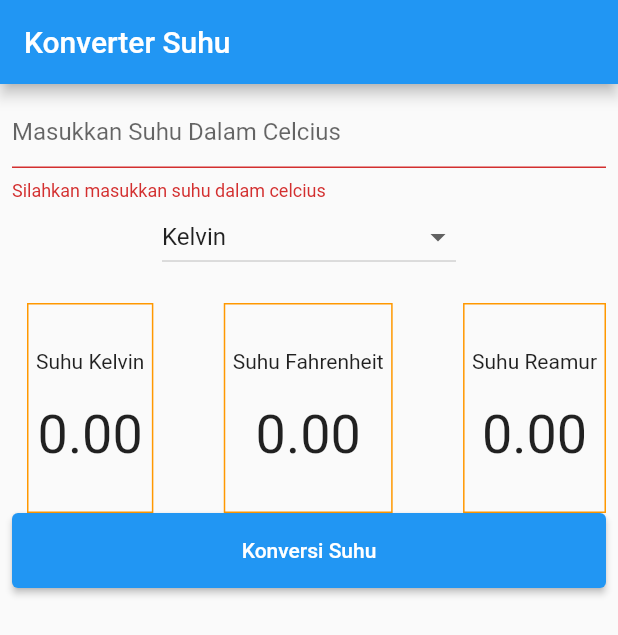
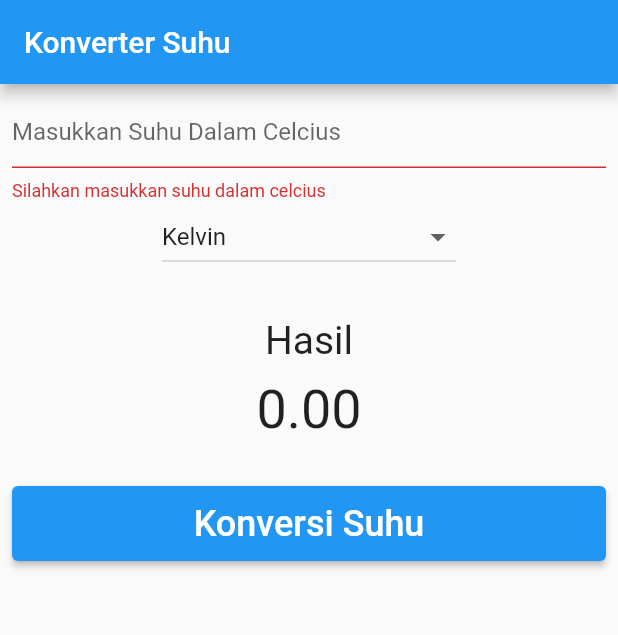
Before and after one commit to Almasyriqi/konversi_suhu_v2, a Flutter app: the screen it shows after launch, after a tap on "Konversi Suhu", on a phone screen of 412 x 824 dp. Shown: the top 635 px of the screen. Run offline on Flutter 3.47's test engine with Material 2 defaults, Android fonts, the phone set to English and light mode, and no system bars.

Commit message:
mengubah fungsi perhitungan suhu

```diff
--- a/lib/main.dart
+++ b/lib/main.dart
@@ -20,20 +20,54 @@ class _MyAppState extends State<MyApp> {
   TextEditingController etInput = TextEditingController();
   //variabel berubah
   double _inputUser = 0;
-  double _kelvin = 0;
-  double _fahrenheit = 0;
-  double _reamur = 0;
+  double _result = 0;
   var listSatuanSuhu = ["Kelvin", "Reamur", "Fahrenheit"];
   String selectedDropdown = "Kelvin";
+  List<String> listHasil = [];
   final _formKey = GlobalKey<FormState>();
 
   _konversiSuhu() {
     setState(() {
       if (_formKey.currentState!.validate()) {
+        // ignore: avoid_print
+        print(listHasil.length);
         _inputUser = double.parse(etInput.text);
-        _reamur = 4 / 5 * _inputUser;
-        _fahrenheit = 9 / 5 * _inputUser + 32;
-        _kelvin = _inputUser + 273;
+        switch (selectedDropdown) {
+          case "Kelvin":
+            {
+              // statements;
+              _result = _inputUser + 273;
+              listHasil.add("Konversi dari : " +
+                  "$_inputUser" +
+                  " ke " +
+                  "$_result" +
+                  " Kelvin");
+            }
+            break;
+
+          case "Reamur":
+            {
+              //statements;
+              _result = _inputUser * 4 / 5;
+              listHasil.add("Konversi dari : " +
+                  "$_inputUser" +
+                  " ke " +
+                  "$_result" +
+                  " Reamur");
+            }
+            break;
+          case "Fahrenheit":
+            {
+              //statements;
+              _result = _inputUser * 4 / 5;
+              listHasil.add("Konversi dari : " +
+                  "$_inputUser" +
+                  " ke " +
+                  "$_result" +
+                  " Fahrenheit");
+            }
+            break;
+        }
       }
     });
   }
@@ -67,7 +101,7 @@ class _MyAppState extends State<MyApp> {
                 child: Input(etInput: etInput),
               ),
               Container(
-                margin: const EdgeInsets.fromLTRB(100, 0, 100, 20),
+                margin: const EdgeInsets.fromLTRB(100, 0, 100, 0),
                 child: DropdownButton(
                   items: listSatuanSuhu.map((String value) {
                     return DropdownMenuItem(
@@ -81,19 +115,10 @@ class _MyAppState extends State<MyApp> {
                 ),
               ),
               Row(
-                mainAxisAlignment: MainAxisAlignment.spaceBetween,
+                mainAxisAlignment: MainAxisAlignment.center,
                 children: [
                   Result(
-                    result: _kelvin,
-                    name: "Suhu Kelvin",
-                  ),
-                  Result(
-                    result: _fahrenheit,
-                    name: "Suhu Fahrenheit",
-                  ),
-                  Result(
-                    result: _reamur,
-                    name: "Suhu Reamur",
+                    result: _result,
                   ),
                 ],
               ),
@@ -102,7 +127,10 @@ class _MyAppState extends State<MyApp> {
                   minimumSize: const Size(double.infinity, 50),
                 ),
                 onPressed: _konversiSuhu,
-                child: const Text('Konversi Suhu'),
+                child: const Text(
+                  'Konversi Suhu',
+                  style: TextStyle(fontSize: 24),
+                ),
               ),
             ],
           ),
--- a/lib/widget/result.dart
+++ b/lib/widget/result.dart
@@ -1,13 +1,11 @@
 import 'package:flutter/material.dart';
 
 class Result extends StatelessWidget {
-  const Result({Key? key, required double result, required String name})
+  const Result({Key? key, required double result})
       : _kelvin = result,
-        _name = name,
         super(key: key);
 
   final double _kelvin;
-  final String _name;
 
   @override
   Widget build(BuildContext context) {
@@ -15,14 +13,15 @@ class Result extends StatelessWidget {
       // ignore: prefer_const_literals_to_create_immutables
       children: [
         Container(
-          margin: const EdgeInsets.only(left: 10),
           padding: const EdgeInsets.fromLTRB(5, 30, 5, 30),
-          decoration: BoxDecoration(border: Border.all(color: Colors.orange)),
           child: Column(
             crossAxisAlignment: CrossAxisAlignment.center,
             children: [
-              Text(_name),
-              const Padding(padding: EdgeInsets.only(bottom: 20)),
+              const Text(
+                "Hasil",
+                style: TextStyle(fontSize: 26),
+              ),
+              const Padding(padding: EdgeInsets.only(bottom: 10)),
               Text(
                 _kelvin.toStringAsFixed(2),
                 style: const TextStyle(fontSize: 36),
```
